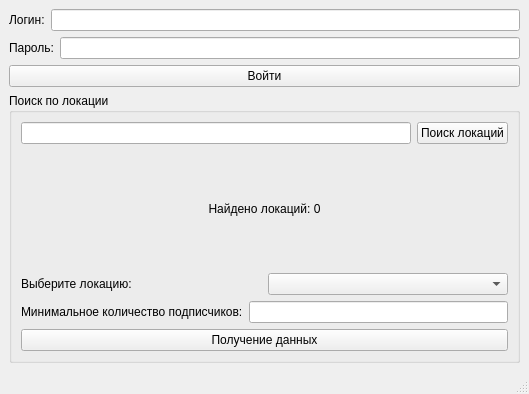
Before: the Qt Designer form mainwindow.ui in isys35/instagram_parser, drawn with Qt 5.
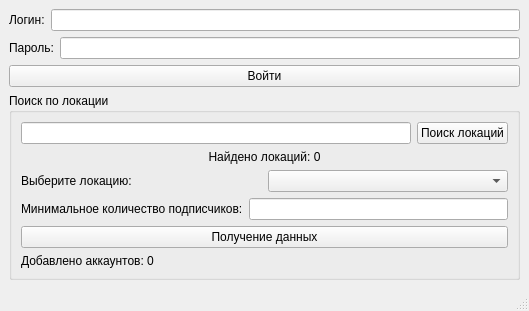
After: the same form once the commit is applied.

Commit message: получение имён аккаунтов и количество подписчиков

Diff of the .ui file:
```diff
--- a/mainwindow.ui
+++ b/mainwindow.ui
@@ -7,7 +7,7 @@
     <x>0</x>
     <y>0</y>
     <width>529</width>
-    <height>394</height>
+    <height>310</height>
    </rect>
   </property>
   <property name="windowTitle">
@@ -132,6 +132,13 @@
            </property>
           </widget>
          </item>
+         <item>
+          <widget class="QLabel" name="label_6">
+           <property name="text">
+            <string>Добавлено аккаунтов: 0</string>
+           </property>
+          </widget>
+         </item>
         </layout>
        </widget>
       </item>
```
Left out of the diff: 2 changed lines with no effect on the pictures. The commit also changes 4 other files.
